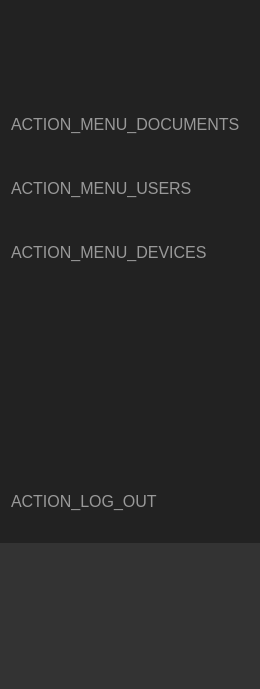
Scille/parsec-cloud, file parsec/core/gui/forms/menu_widget.ui: the form before one commit.
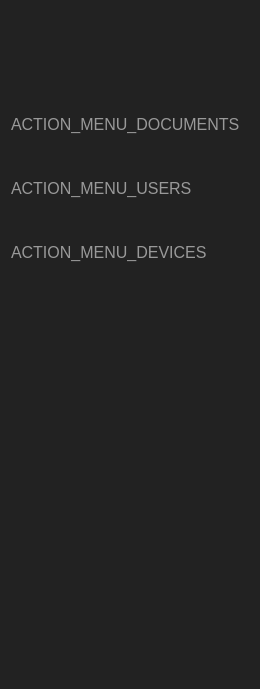
The form after the commit. Icons and pictures are not drawn. Custom widgets are drawn as their Qt base class.

Commit message: [GUI] Moved user info to the top right

The edit to the form file:
```diff
--- a/parsec/core/gui/forms/menu_widget.ui
+++ b/parsec/core/gui/forms/menu_widget.ui
@@ -30,7 +30,7 @@
 	background-color: #222222;
 }
 
-#button_devices, #button_files, #button_users, #button_logout {
+#button_devices, #button_files, #button_users {
 	color: #999999;
 	background-color: #222222;
 	text-align: left;
@@ -48,11 +48,7 @@
 	color: #EEEEEE;
 }
 
-QWidget#widget_misc {
-	background-color: #333333;
-}
-
-#label_connection_state, #label_device, #label_organization, #label_username {
+#label_connection_state {
 	color: #FFFFFF;
 }</string>
   </property>
@@ -352,68 +348,17 @@
           <property name="orientation">
            <enum>Qt::Vertical</enum>
           </property>
+          <property name="sizeType">
+           <enum>QSizePolicy::Preferred</enum>
+          </property>
           <property name="sizeHint" stdset="0">
            <size>
             <width>20</width>
-            <height>40</height>
+            <height>60</height>
            </size>
           </property>
          </spacer>
         </item>
-        <item>
-         <widget class="Button" name="button_logout">
-          <property name="enabled">
-           <bool>true</bool>
-          </property>
-          <property name="minimumSize">
-           <size>
-            <width>0</width>
-            <height>64</height>
-           </size>
-          </property>
-          <property name="maximumSize">
-           <size>
-            <width>16777215</width>
-            <height>64</height>
-           </size>
-          </property>
-          <property name="baseSize">
-           <size>
-            <width>0</width>
-            <height>64</height>
-           </size>
-          </property>
-          <property name="cursor">
-           <cursorShape>PointingHandCursor</cursorShape>
-          </property>
-          <property name="text">
-           <string>ACTION_LOG_OUT</string>
-          </property>
-          <property name="icon">
-           <iconset resource="../rc/resources.qrc">
-            <normaloff>:/icons/images/material/exit_to_app.svg</normaloff>:/icons/images/material/exit_to_app.svg</iconset>
-          </property>
-          <property name="iconSize">
-           <size>
-            <width>24</width>
-            <height>24</height>
-           </size>
-          </property>
-          <property name="checkable">
-           <bool>false</bool>
-          </property>
-          <property name="flat">
-           <bool>true</bool>
-          </property>
-          <property name="color" stdset="0">
-           <color>
-            <red>153</red>
-            <green>153</green>
-            <blue>153</blue>
-           </color>
-          </property>
-         </widget>
-        </item>
         <item>
          <spacer name="verticalSpacer_2">
           <property name="orientation">
@@ -510,123 +455,25 @@
              </layout>
             </widget>
            </item>
-           <item>
-            <widget class="QWidget" name="widget_info" native="true">
-             <property name="minimumSize">
-              <size>
-               <width>0</width>
-               <height>88</height>
-              </size>
-             </property>
-             <property name="maximumSize">
-              <size>
-               <width>16777215</width>
-               <height>88</height>
-              </size>
-             </property>
-             <layout class="QHBoxLayout" name="horizontalLayout_9">
-              <property name="spacing">
-               <number>10</number>
-              </property>
-              <property name="leftMargin">
-               <number>0</number>
-              </property>
-              <property name="topMargin">
-               <number>0</number>
-              </property>
-              <property name="rightMargin">
-               <number>0</number>
-              </property>
-              <property name="bottomMargin">
-               <number>0</number>
-              </property>
-              <item>
-               <widget class="IconLabel" name="icon_user">
-                <property name="minimumSize">
-                 <size>
-                  <width>32</width>
-                  <height>32</height>
-                 </size>
-                </property>
-                <property name="maximumSize">
-                 <size>
-                  <width>32</width>
-                  <height>32</height>
-                 </size>
-                </property>
-                <property name="text">
-                 <string/>
-                </property>
-                <property name="pixmap">
-                 <pixmap resource="../rc/resources.qrc">:/icons/images/material/person.svg</pixmap>
-                </property>
-                <property name="scaledContents">
-                 <bool>true</bool>
-                </property>
-                <property name="alignment">
-                 <set>Qt::AlignCenter</set>
-                </property>
-                <property name="color" stdset="0">
-                 <color>
-                  <red>27</red>
-                  <green>141</green>
-                  <blue>215</blue>
-                 </color>
-                </property>
-               </widget>
-              </item>
-              <item>
-               <layout class="QVBoxLayout" name="verticalLayout_7">
-                <property name="spacing">
-                 <number>0</number>
-                </property>
-                <property name="leftMargin">
-                 <number>0</number>
-                </property>
-                <item>
-                 <widget class="QLabel" name="label_organization">
-                  <property name="font">
-                   <font>
-                    <pointsize>11</pointsize>
-                   </font>
-                  </property>
-                  <property name="text">
-                   <string/>
-                  </property>
-                 </widget>
-                </item>
-                <item>
-                 <widget class="QLabel" name="label_username">
-                  <property name="font">
-                   <font>
-                    <pointsize>11</pointsize>
-                   </font>
-                  </property>
-                  <property name="text">
-                   <string/>
-                  </property>
-                 </widget>
-                </item>
-                <item>
-                 <widget class="QLabel" name="label_device">
-                  <property name="font">
-                   <font>
-                    <pointsize>11</pointsize>
-                   </font>
-                  </property>
-                  <property name="text">
-                   <string/>
-                  </property>
-                 </widget>
-                </item>
-               </layout>
-              </item>
-             </layout>
-            </widget>
-           </item>
           </layout>
          </widget>
         </item>
+        <item>
+         <spacer name="verticalSpacer_3">
+          <property name="orientation">
+           <enum>Qt::Vertical</enum>
+          </property>
+          <property name="sizeType">
+           <enum>QSizePolicy::Expanding</enum>
+          </property>
+          <property name="sizeHint" stdset="0">
+           <size>
+            <width>20</width>
+            <height>40</height>
+           </size>
+          </property>
+         </spacer>
+        </item>
        </layout>
       </item>
      </layout>
@@ -640,11 +487,6 @@
    <extends>QLabel</extends>
    <header>parsec.core.gui.custom_widgets</header>
   </customwidget>
-  <customwidget>
-   <class>Button</class>
-   <extends>QPushButton</extends>
-   <header>parsec.core.gui.custom_widgets</header>
-  </customwidget>
   <customwidget>
    <class>MenuButton</class>
    <extends>QPushButton</extends>
```
Left out of the diff: 2 changed lines with no effect on the pictures. The commit also changes 6 other files.
